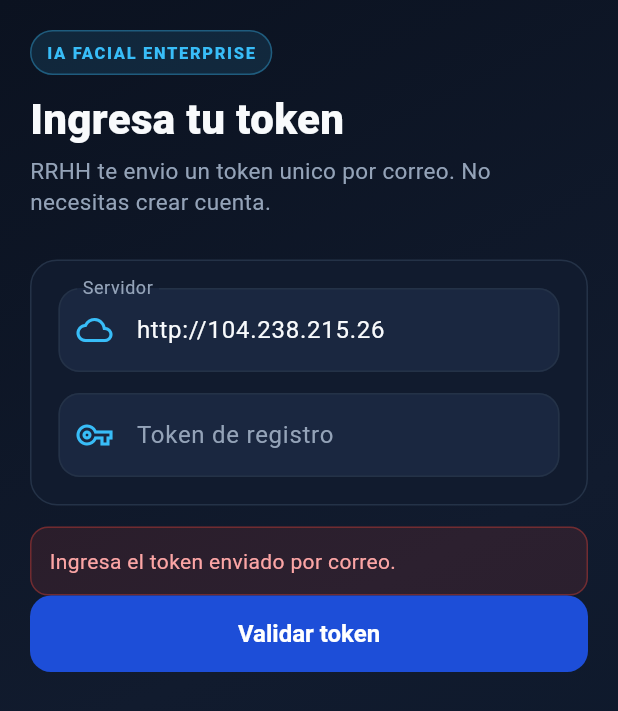
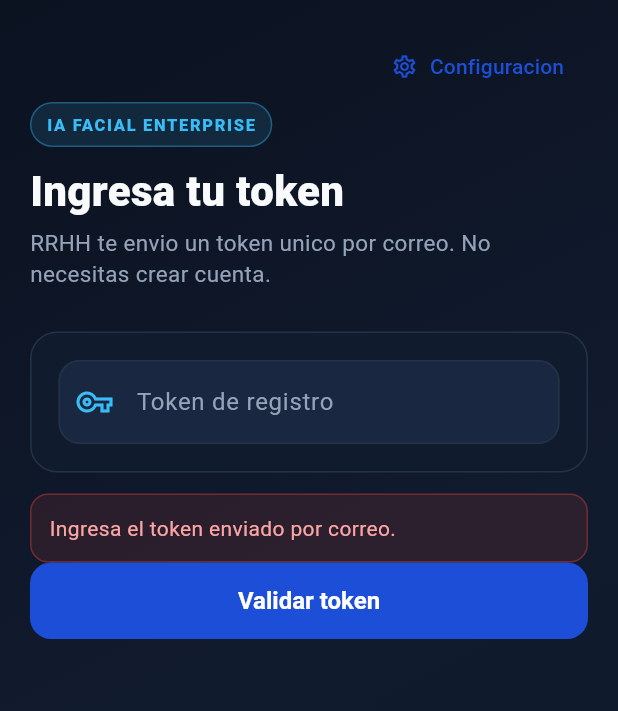
Before and after one commit to destruyer212/ia_facial, a Flutter app: the screen it shows after launch, after a tap on "Validar token", on a phone screen of 412 x 824 dp. Shown: the top 711 px of the screen. Run offline on Flutter 3.47's test engine with Material 3 defaults, Android fonts, the light colour scheme and no system bars; our stand-ins replace camera, permission_handler; missing offline and left inert: google_mlkit_commons, google_mlkit_face_detection.

Commit message:
refactor: mover URL del API a Configuracion en web y movil
Quita el campo API del topbar y centraliza la conexion al backend en Configuracion, con persistencia local y prueba de conexion.

```diff
--- /dev/null
+++ b/mobile/flutter_client/lib/config/api_preferences.dart
@@ -0,0 +1,32 @@
+import 'dart:io';
+
+import 'package:path_provider/path_provider.dart';
+
+import 'api_config.dart';
+
+class ApiPreferences {
+  static const _fileName = 'api_base_url.txt';
+
+  static Future<String> load() async {
+    try {
+      final file = await _file();
+      if (await file.exists()) {
+        final value = (await file.readAsString()).trim();
+        if (value.isNotEmpty) return value;
+      }
+    } catch (_) {
+      // usar valor por defecto
+    }
+    return kProductionApiBaseUrl;
+  }
+
+  static Future<void> save(String url) async {
+    final file = await _file();
+    await file.writeAsString(url.trim());
+  }
+
+  static Future<File> _file() async {
+    final dir = await getApplicationDocumentsDirectory();
+    return File('${dir.path}/$_fileName');
+  }
+}
--- a/mobile/flutter_client/lib/main.dart
+++ b/mobile/flutter_client/lib/main.dart
@@ -3,6 +3,7 @@ import 'package:flutter/services.dart';
 
 import 'api/face_api_client.dart';
 import 'config/api_config.dart';
+import 'config/api_preferences.dart';
 import 'screens/confirmation_screen.dart';
 import 'screens/face_capture_screen.dart';
 import 'screens/liveness_challenge_screen.dart';
@@ -56,15 +57,35 @@ enum _RegistrationStep { token, workerData, liveness, capture, confirmation }
 class _TokenRegistrationFlowState extends State<TokenRegistrationFlow> {
   static const _defaultBaseUrl = kProductionApiBaseUrl;
 
-  late FaceApiClient _apiClient = FaceApiClient(
+  FaceApiClient _apiClient = FaceApiClient(
     baseUrl: _defaultBaseUrl,
     profileUploadTimeout: const Duration(minutes: 10),
   );
   String _baseUrl = _defaultBaseUrl;
+  bool _bootstrapping = true;
   _RegistrationStep _step = _RegistrationStep.token;
   String? _token;
   Map<String, dynamic>? _worker;
   Map<String, dynamic>? _registrationResult;
+
+  @override
+  void initState() {
+    super.initState();
+    _loadApiBase();
+  }
+
+  Future<void> _loadApiBase() async {
+    final url = await ApiPreferences.load();
+    if (!mounted) return;
+    setState(() {
+      _baseUrl = url;
+      _apiClient = FaceApiClient(
+        baseUrl: url,
+        profileUploadTimeout: const Duration(minutes: 10),
+      );
+      _bootstrapping = false;
+    });
+  }
 
   void _restart() {
     setState(() {
@@ -77,6 +98,12 @@ class _TokenRegistrationFlowState extends State<TokenRegistrationFlow> {
 
   @override
   Widget build(BuildContext context) {
+    if (_bootstrapping) {
+      return const Scaffold(
+        body: Center(child: CircularProgressIndicator()),
+      );
+    }
+
     if (_step == _RegistrationStep.confirmation && _registrationResult != null) {
       return ConfirmationScreen(
         message: _registrationResult!['storage_message'] as String? ??
--- a/mobile/flutter_client/lib/screens/token_screen.dart
+++ b/mobile/flutter_client/lib/screens/token_screen.dart
@@ -6,6 +6,7 @@ import '../api/face_api_client.dart';
 import '../config/api_config.dart';
 import '../theme/app_theme.dart';
 import '../widgets/app_screen_shell.dart';
+import 'app_settings_screen.dart';
 
 class TokenScreen extends StatefulWidget {
   const TokenScreen({
@@ -25,21 +26,24 @@ class TokenScreen extends StatefulWidget {
 
 class _TokenScreenState extends State<TokenScreen> {
   final _tokenController = TextEditingController();
-  final _baseUrlController = TextEditingController();
   bool _loading = false;
   String? _error;
 
   @override
-  void initState() {
-    super.initState();
-    _baseUrlController.text = widget.baseUrl;
+  void dispose() {
+    _tokenController.dispose();
+    super.dispose();
   }
 
-  @override
-  void dispose() {
-    _tokenController.dispose();
-    _baseUrlController.dispose();
-    super.dispose();
+  Future<void> _openSettings() async {
+    final newUrl = await Navigator.of(context).push<String>(
+      MaterialPageRoute(
+        builder: (_) => AppSettingsScreen(initialBaseUrl: widget.baseUrl),
+      ),
+    );
+    if (newUrl != null && newUrl.isNotEmpty) {
+      widget.onBaseUrlChanged(newUrl);
+    }
   }
 
   Future<void> _validate() async {
@@ -55,8 +59,7 @@ class _TokenScreenState extends State<TokenScreen> {
     });
 
     try {
-      widget.onBaseUrlChanged(_baseUrlController.text);
-      final client = FaceApiClient(baseUrl: _baseUrlController.text.trim());
+      final client = FaceApiClient(baseUrl: widget.baseUrl.trim());
       final response = await client.validateRegistrationToken(token);
       final valid = response['valid'] == true;
       if (!valid) {
@@ -79,13 +82,13 @@ class _TokenScreenState extends State<TokenScreen> {
       setState(() => _error = error.body);
     } on SocketException {
       setState(() => _error =
-          'Sin conexion al servidor. Verifica tu internet y la URL $kProductionApiBaseUrl');
+          'Sin conexion al servidor. Ve a Configuracion y revisa la URL ($kProductionApiBaseUrl).');
     } catch (error) {
       final message = error.toString();
       if (message.contains('Connection timed out') ||
           message.contains('10.0.2.2')) {
         setState(() => _error =
-            'No llega al servidor. Usa: $kProductionApiBaseUrl');
+            'No llega al servidor. Ve a Configuracion y usa: $kProductionApiBaseUrl');
         return;
       }
       setState(() => _error = 'No se pudo validar el token: $error');
@@ -101,6 +104,14 @@ class _TokenScreenState extends State<TokenScreen> {
       child: Column(
         crossAxisAlignment: CrossAxisAlignment.stretch,
         children: [
+          Align(
+            alignment: Alignment.centerRight,
+            child: TextButton.icon(
+              onPressed: _loading ? null : _openSettings,
+              icon: const Icon(Icons.settings_outlined, size: 18),
+              label: const Text('Configuracion'),
+            ),
+          ),
           const BrandHeader(
             title: 'Ingresa tu token',
             subtitle:
@@ -114,18 +125,7 @@ class _TokenScreenState extends State<TokenScreen> {
               borderRadius: BorderRadius.circular(18),
               border: Border.all(color: AppColors.border),
             ),
-            child: Column(
-              children: [
-                TextField(
-                  controller: _baseUrlController,
-                  style: const TextStyle(color: AppColors.textPrimary),
-                  decoration: const InputDecoration(
-                    labelText: 'Servidor',
-                    prefixIcon: Icon(Icons.cloud_outlined, color: AppColors.accent),
-                  ),
-                ),
-                const SizedBox(height: 14),
-                TextField(
+            child: TextField(
               controller: _tokenController,
               style: const TextStyle(
                 color: AppColors.textPrimary,
@@ -138,8 +138,6 @@ class _TokenScreenState extends State<TokenScreen> {
               ),
               textInputAction: TextInputAction.done,
               onSubmitted: (_) => _validate(),
-                ),
-              ],
             ),
           ),
           if (_error != null) ...[
--- a/mobile/flutter_client/pubspec.yaml
+++ b/mobile/flutter_client/pubspec.yaml
@@ -2,7 +2,7 @@ name: ia_facial_mobile
 description: "App movil IA Facial Enterprise - registro facial por token"
 publish_to: 'none'
 
-version: 1.3.1+10
+version: 1.3.2+11
 
 environment:
   sdk: ^3.11.4
```
Also changed, not shown: mobile/flutter_client/lib/screens/app_settings_screen.dart (added, +177 -0 lines), 3 other files. Lines whose indentation alone changed are shown as unchanged.
